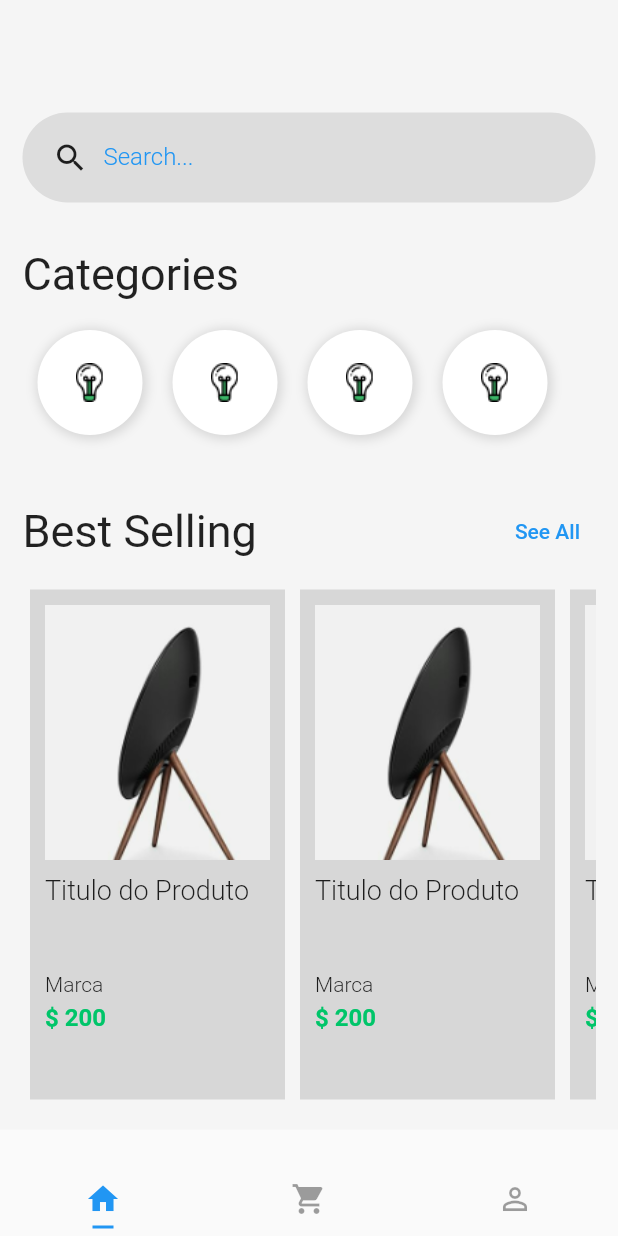
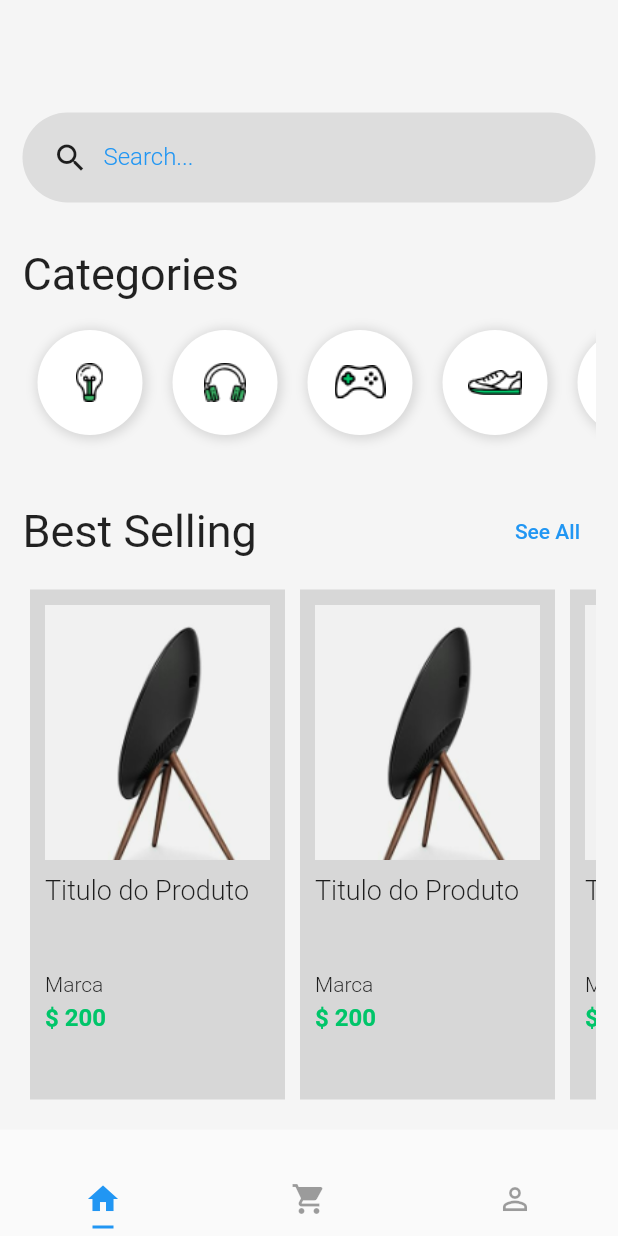
Before and after one commit to thiago-miranda/Flutter-Layout, a Flutter app: the screen it shows after launch, on a phone screen of 412 x 824 dp. Run offline on Flutter 3.47's test engine with Material 2 defaults, Android fonts, the phone set to English and light mode, and no system bars.

Commit message:
categoryItem

```diff
--- a/lib/pages/home.page.dart
+++ b/lib/pages/home.page.dart
@@ -1,5 +1,7 @@
 import 'package:flutter/material.dart';
 import 'package:flutter_layout/pages/product.page.dart';
+import 'package:flutter_layout/widgets/category/category-item.widget.dart';
+import 'package:flutter_layout/widgets/search-box.widget.dart';
 
 class HomePage extends StatelessWidget {
   const HomePage({Key? key}) : super(key: key);
@@ -15,7 +17,7 @@ class HomePage extends StatelessWidget {
             crossAxisAlignment: CrossAxisAlignment.stretch,
             children: [
               const SizedBox(height: 60),
-              search(),
+              const SearchBox(),
               const SizedBox(height: 30),
               const Text(
                 "Categories",
@@ -55,81 +57,18 @@ class HomePage extends StatelessWidget {
   }
 }
 
-Widget search() {
-  return Container(
-    height: 60,
-    padding: const EdgeInsets.only(left: 20),
-    decoration: const BoxDecoration(
-      color: Color.fromRGBO(0, 0, 0, 0.1),
-      borderRadius: BorderRadius.all(
-        Radius.circular(
-          128,
-        ),
-      ),
-    ),
-    child: Row(
-      children: [
-        const Icon(Icons.search),
-        Container(
-          width: 300,
-          padding: const EdgeInsets.only(left: 10),
-          child: TextFormField(
-            keyboardType: TextInputType.text,
-            decoration: const InputDecoration(
-              border: InputBorder.none,
-              labelText: "Search...",
-              labelStyle: TextStyle(
-                color: Colors.blue,
-                fontWeight: FontWeight.w300,
-                fontSize: 16,
-              ),
-            ),
-            style: const TextStyle(
-              fontSize: 20,
-              color: Colors.blue,
-            ),
-          ),
-        ),
-      ],
-    ),
-  );
-}
-
 Widget categoryList() {
   return Container(
     child: ListView(
       scrollDirection: Axis.horizontal,
-      children: [
-        categoryItem(),
-        categoryItem(),
-        categoryItem(),
-        categoryItem(),
+      children: const [
+        CategoryItem(image: 'assets/Icon_Devices.png'),
+        CategoryItem(image: "assets/Icon_Gadgets.png"),
+        CategoryItem(image: "assets/Icon_Gaming.png"),
+        CategoryItem(image: "assets/Icon_Mens_Shoe.png"),
+        CategoryItem(image: "assets/Icon_Womens_Shoe.png"),
       ],
     ),
-  );
-}
-
-Widget categoryItem() {
-  return Container(
-    width: 70,
-    height: 70,
-    margin: const EdgeInsets.all(10),
-    padding: const EdgeInsets.all(10),
-    decoration: const BoxDecoration(
-      color: Colors.white,
-      boxShadow: [
-        BoxShadow(
-          color: Colors.black12,
-          offset: Offset(1, 1),
-          blurRadius: 5,
-          spreadRadius: 2,
-        ),
-      ],
-      borderRadius: BorderRadius.all(
-        Radius.circular(64),
-      ),
-    ),
-    child: Image.asset("assets/Icon_Devices.png"),
   );
 }
 
--- a/lib/pages/login.pages.dart
+++ b/lib/pages/login.pages.dart
@@ -122,7 +122,7 @@ class LoginPage extends StatelessWidget {
                           ),
                         ),
                         child: TextButton(
-                          onPressed: () {},
+                          onPressed: () { },
                           child: const Text(
                             "Sign In",
                             style: TextStyle(
--- /dev/null
+++ b/lib/widgets/category/category-item.widget.dart
@@ -0,0 +1,30 @@
+import 'package:flutter/material.dart';
+
+class CategoryItem extends StatelessWidget {
+  const CategoryItem({Key? key, @required this.image}) : super(key: key);
+  final String? image;
+  @override
+  Widget build(BuildContext context) {
+    return Container(
+      width: 70,
+      height: 70,
+      margin: const EdgeInsets.all(10),
+      padding: const EdgeInsets.all(10),
+      decoration: const BoxDecoration(
+        color: Colors.white,
+        boxShadow: [
+          BoxShadow(
+            color: Colors.black12,
+            offset: Offset(1, 1),
+            blurRadius: 5,
+            spreadRadius: 2,
+          ),
+        ],
+        borderRadius: BorderRadius.all(
+          Radius.circular(64),
+        ),
+      ),
+      child: Image.asset('$image'),
+    );
+  }
+}
--- /dev/null
+++ b/lib/widgets/search-box.widget.dart
@@ -0,0 +1,46 @@
+import 'package:flutter/material.dart';
+
+class SearchBox extends StatelessWidget {
+  const SearchBox({Key? key}) : super(key: key);
+
+  @override
+  Widget build(BuildContext context) {
+    return Container(
+      height: 60,
+      padding: const EdgeInsets.only(left: 20),
+      decoration: const BoxDecoration(
+        color: Color.fromRGBO(0, 0, 0, 0.1),
+        borderRadius: BorderRadius.all(
+          Radius.circular(
+            128,
+          ),
+        ),
+      ),
+      child: Row(
+        children: [
+          const Icon(Icons.search),
+          Container(
+            width: 300,
+            padding: const EdgeInsets.only(left: 10),
+            child: TextFormField(
+              keyboardType: TextInputType.text,
+              decoration: const InputDecoration(
+                border: InputBorder.none,
+                labelText: "Search...",
+                labelStyle: TextStyle(
+                  color: Colors.blue,
+                  fontWeight: FontWeight.w300,
+                  fontSize: 16,
+                ),
+              ),
+              style: const TextStyle(
+                fontSize: 20,
+                color: Colors.blue,
+              ),
+            ),
+          ),
+        ],
+      ),
+    );
+  }
+}
```
